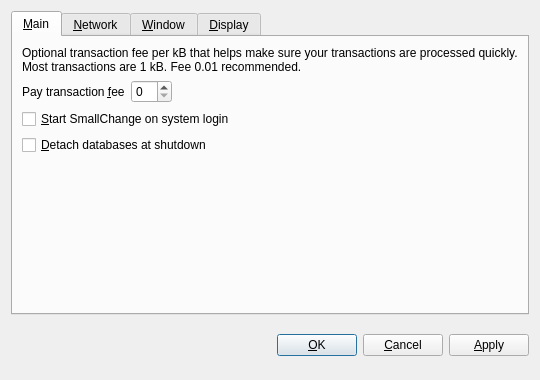
thaReal/DannyCoin, file src/qt/forms/optionsdialog.ui: the form before one commit.
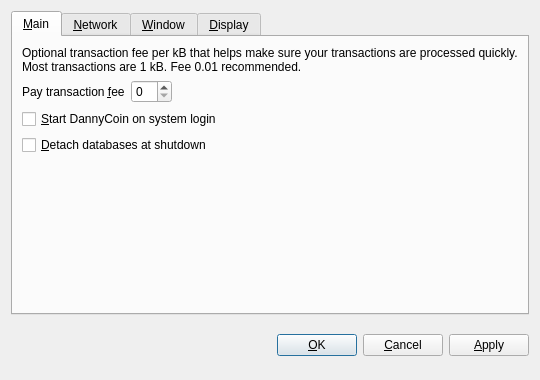
The form after the commit. The open tabs and pages were chosen to show the change. Custom widgets are drawn as their Qt base class.

Commit message: First pass at changing name to 'DannyCoin'

```diff
--- a/src/qt/forms/optionsdialog.ui
+++ b/src/qt/forms/optionsdialog.ui
@@ -82,7 +82,7 @@
           <string>Automatically start SmallChange after logging in to the system.</string>
          </property>
          <property name="text">
-          <string>&amp;Start SmallChange on system login</string>
+          <string>&amp;Start DannyCoin on system login</string>
          </property>
         </widget>
        </item>
```
Left out of the diff: 10 changed lines with no effect on the pictures. The commit also changes 31 other files.
